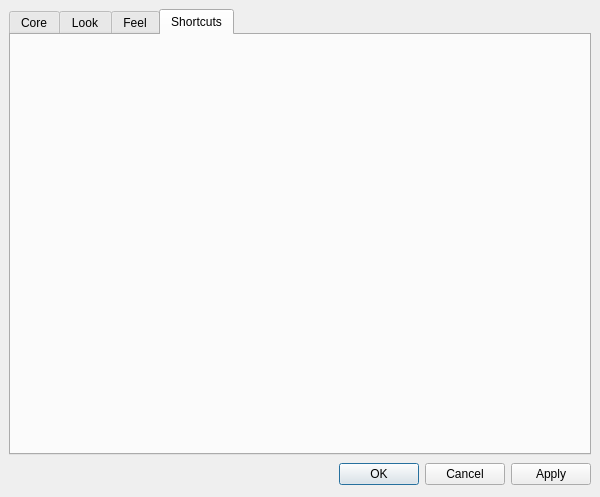
Above: src/dialogs/preferencesdialog/preferencesdialog.ui from theefer/esperanza before the change. Below: the same form after it.
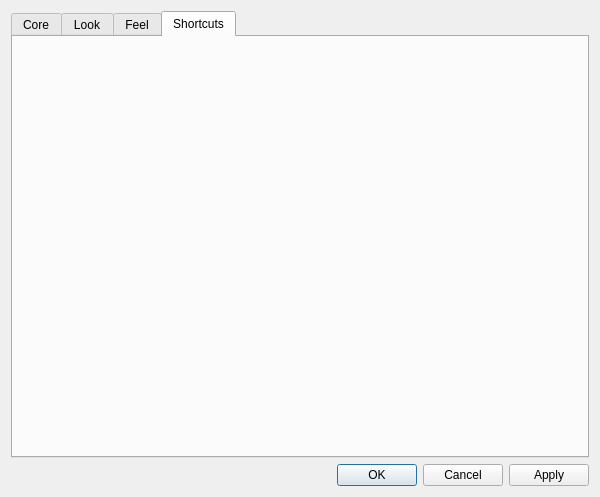
That is the form after the change. Icons and pictures are not drawn.

Commit message: PrefDlg: resize works now too

The edit to the form file:
```diff
--- a/src/dialogs/preferencesdialog/preferencesdialog.ui
+++ b/src/dialogs/preferencesdialog/preferencesdialog.ui
@@ -9,37 +9,21 @@
     <height>497</height>
    </rect>
   </property>
+  <property name="sizePolicy" >
+   <sizepolicy vsizetype="MinimumExpanding" hsizetype="MinimumExpanding" >
+    <horstretch>0</horstretch>
+    <verstretch>0</verstretch>
+   </sizepolicy>
+  </property>
   <property name="windowTitle" >
    <string>Esperanza - Preferences</string>
   </property>
   <property name="windowIcon" >
    <iconset resource="../../../data/esperanza.qrc" >:/images/esperanza.png</iconset>
   </property>
-  <widget class="QDialogButtonBox" name="buttonBox" >
-   <property name="geometry" >
-    <rect>
-     <x>9</x>
-     <y>461</y>
-     <width>582</width>
-     <height>27</height>
-    </rect>
-   </property>
-   <property name="orientation" >
-    <enum>Qt::Horizontal</enum>
-   </property>
-   <property name="standardButtons" >
-    <set>QDialogButtonBox::Apply|QDialogButtonBox::Cancel|QDialogButtonBox::NoButton|QDialogButtonBox::Ok</set>
-   </property>
-  </widget>
+  <layout class="QVBoxLayout" >
+   <item>
   <widget class="QTabWidget" name="tabWidget" >
-   <property name="geometry" >
-    <rect>
-     <x>9</x>
-     <y>9</y>
-     <width>582</width>
-     <height>446</height>
-    </rect>
-   </property>
    <property name="currentIndex" >
     <number>3</number>
    </property>
@@ -64,6 +48,18 @@
     </attribute>
    </widget>
   </widget>
+   </item>
+   <item>
+    <widget class="QDialogButtonBox" name="buttonBox" >
+     <property name="orientation" >
+      <enum>Qt::Horizontal</enum>
+     </property>
+     <property name="standardButtons" >
+      <set>QDialogButtonBox::Apply|QDialogButtonBox::Cancel|QDialogButtonBox::NoButton|QDialogButtonBox::Ok</set>
+     </property>
+    </widget>
+   </item>
+  </layout>
  </widget>
  <resources>
   <include location="../../../data/esperanza.qrc" />
```
Lines whose indentation alone changed are shown as unchanged.
